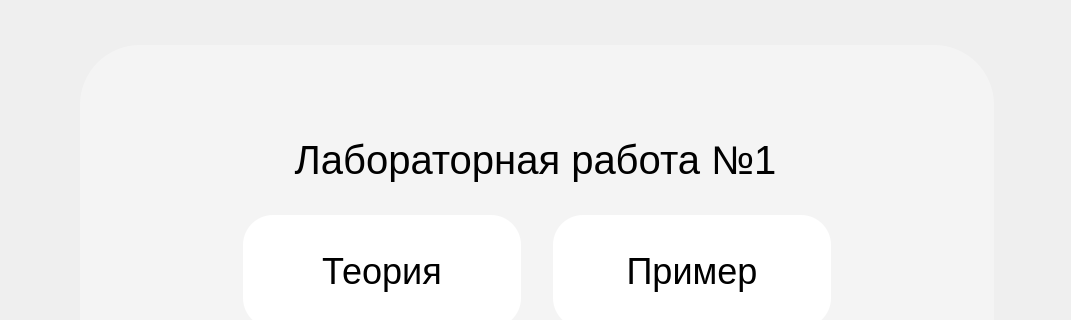
First picture: the form in interface.ui, repository aleksgov/py_labs, before the edit; both pictures show x 192 to 1263 and y 122 to 442 of the 1440 by 810 pixel window.
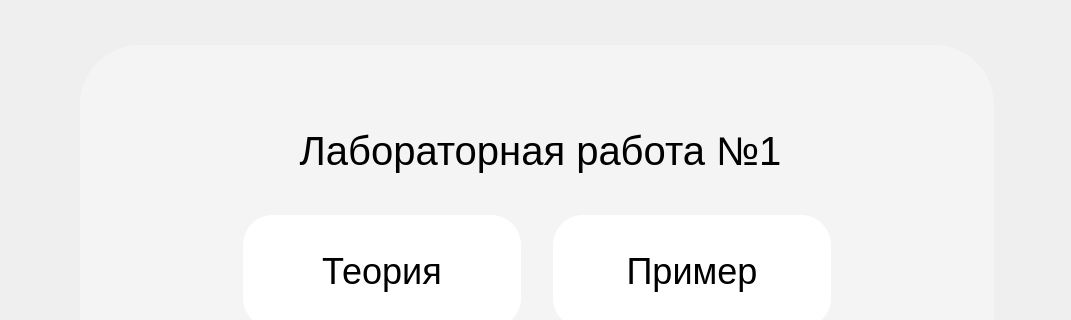
Second picture: the form after the edit. The open tabs and pages were chosen to show the change.

Commit message: tab system change

Diff of the .ui file:
```diff
--- a/interface.ui
+++ b/interface.ui
@@ -598,23 +598,7 @@
                                 <property name="frameShadow">
                                     <enum>QFrame::Raised</enum>
                                 </property>
-                                <widget class="QLabel" name="LabHeaderLabel">
-                                    <property name="geometry">
-                                        <rect>
-                                            <x>0</x>
-                                            <y>70</y>
-                                            <width>911</width>
-                                            <height>91</height>
-                                        </rect>
-                                    </property>
-                                    <property name="styleSheet">
-                                        <string notr="true">background-color: transparent; font-size: 40px; font-family: 'Century Gothic';</string>
-                                    </property>
-                                    <property name="text">
-                                        <string>&lt;html&gt;&lt;head/&gt;&lt;body&gt;&lt;p align=&quot;center&quot;&gt;&lt;span &gt;Лабораторная работа №1&lt;/span&gt;&lt;/p&gt;&lt;/body&gt;&lt;/html&gt;</string>
-                                    </property>
-                                </widget>
-                                <widget class="QPushButton" name="TheoryFirstLabButton">
+        <widget class="QPushButton" name="TheoryButton">
                                     <property name="geometry">
                                         <rect>
                                             <x>163</x>
@@ -738,8 +722,44 @@
                                     </property>
                                 </widget>
                             </widget>
-                        </widget>
-                        <widget class="QWidget" name="TheoryFirstLabTab">
+       <widget class="QWidget" name="verticalLayoutWidget_2">
+        <property name="geometry">
+         <rect>
+          <x>450</x>
+          <y>210</y>
+          <width>547</width>
+          <height>52</height>
+         </rect>
+        </property>
+        <layout class="QVBoxLayout" name="Layout">
+         <property name="spacing">
+          <number>0</number>
+         </property>
+         <property name="sizeConstraint">
+          <enum>QLayout::SetDefaultConstraint</enum>
+         </property>
+         <property name="leftMargin">
+          <number>0</number>
+         </property>
+         <item>
+          <widget class="QLabel" name="LabHeaderLabel">
+           <property name="enabled">
+            <bool>true</bool>
+           </property>
+           <property name="styleSheet">
+            <string notr="true">background-color: transparent; 
+font-size: 40px; 
+font-family: 'Century Gothic';</string>
+           </property>
+           <property name="text">
+            <string>&lt;html&gt;&lt;head/&gt;&lt;body&gt;&lt;p align=&quot;center&quot;&gt;&lt;span &gt;Лабораторная работа №1&lt;/span&gt;&lt;/p&gt;&lt;/body&gt;&lt;/html&gt;</string>
+           </property>
+          </widget>
+         </item>
+        </layout>
+       </widget>
+      </widget>
+      <widget class="QWidget" name="TheoryTab">
                             <attribute name="title">
                                 <string>Теория</string>
                             </attribute>
```
Left out of the diff: 14 changed lines with no effect on the pictures. Lines whose indentation alone changed are shown as unchanged. The commit also changes 3 other files.
